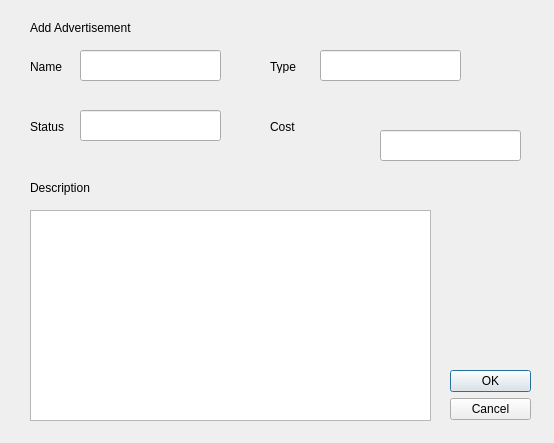
Old version of the form UI/AddAdvertisementDialog.ui in the repository jordynmarlow/SoftwareEngineering.
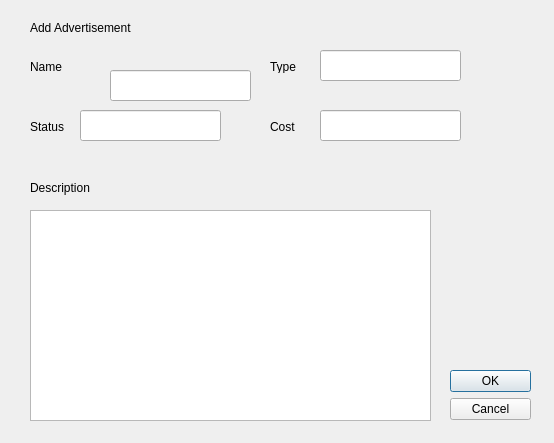
New version of the form.

Commit message: moving name

What changed in the file:
```diff
--- a/UI/AddAdvertisementDialog.ui
+++ b/UI/AddAdvertisementDialog.ui
@@ -94,8 +94,8 @@
   <widget class="QLineEdit" name="name_edit">
    <property name="geometry">
     <rect>
-     <x>80</x>
-     <y>50</y>
+     <x>110</x>
+     <y>70</y>
      <width>141</width>
      <height>31</height>
     </rect>
@@ -127,8 +127,8 @@
   <widget class="QLineEdit" name="cost_edit">
    <property name="geometry">
     <rect>
-     <x>380</x>
-     <y>130</y>
+     <x>320</x>
+     <y>110</y>
      <width>141</width>
      <height>31</height>
     </rect>
```
